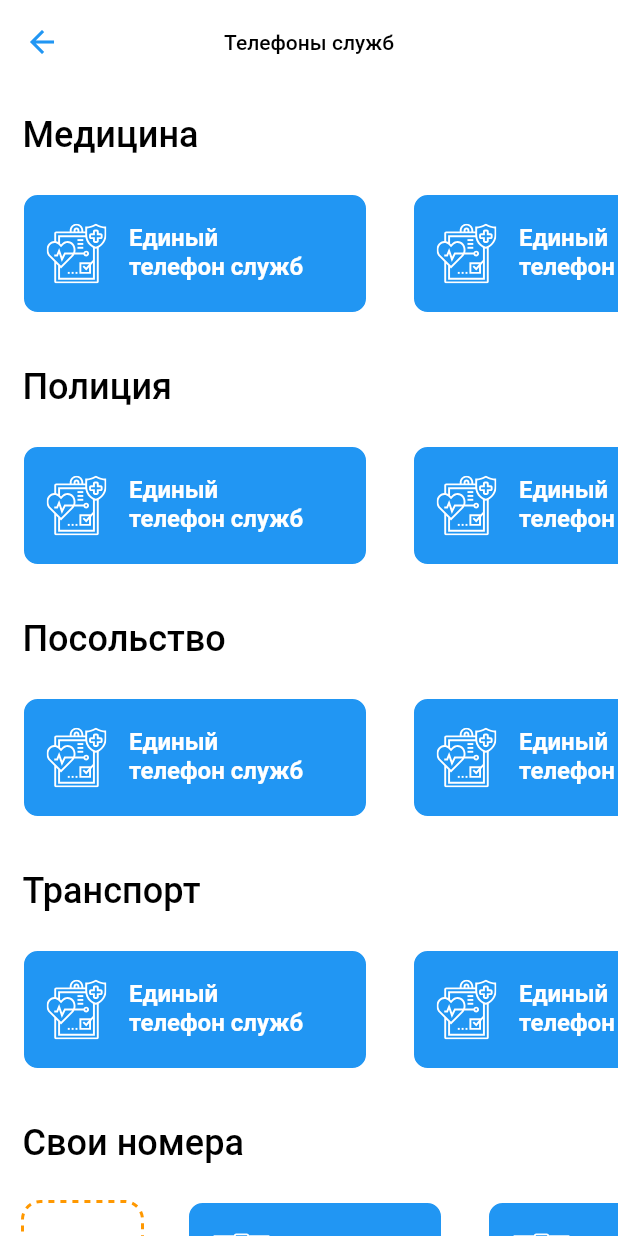
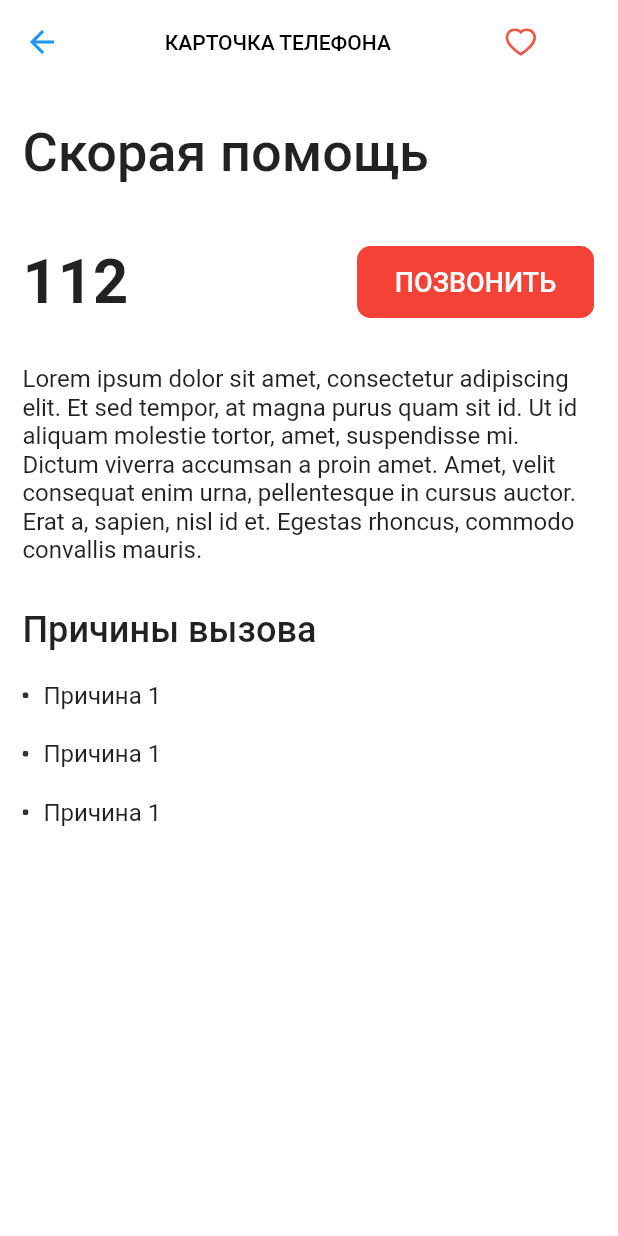
Before and after one commit to Nekori228/VS-main, a Flutter app: the Phone screen opened by its route, after a tap on "Единый телефон служб", on a phone screen of 412 x 824 dp. Run offline on Flutter 3.47's test engine with Material 2 defaults, Android fonts, the phone set to English and light mode, and no system bars; drawn by our look-alikes of dotted_border; our stand-ins replace flutter_svg.

Commit message:
Add window phoneServices

```diff
--- a/lib/main.dart
+++ b/lib/main.dart
@@ -5,6 +5,7 @@ import 'package:untitled/pages/routeCatalog.dart';
 import 'package:untitled/pages/language.dart';
 import 'package:untitled/pages/travel.dart';
 import 'package:untitled/pages/museum.dart';
+import 'package:untitled/pages/phoneServices.dart';
 
 void main() => runApp(MaterialApp(
 initialRoute: '/',
@@ -15,5 +16,6 @@ initialRoute: '/',
         '/language': (context) => Language(),
         '/travel': (context) => Travel(),
         '/museum': (context) => Museum(),
+        '/services': (context) => Services(),
   },
     ));
--- a/lib/pages/phone.dart
+++ b/lib/pages/phone.dart
@@ -15,7 +15,7 @@ class Phone extends StatelessWidget {
           centerTitle: true,
           backgroundColor: Colors.white,
           title: Text(
-            'Телефоны служб',
+            'ТЕЛЕФОНЫ СЛУБЖ',
             style: TextStyle(color: Colors.black, fontSize: 14),
           ),
         ),
@@ -35,7 +35,9 @@ class Phone extends StatelessWidget {
                 ),
               ),
             ),
-            Container(child: Scroll()),
+            Container(
+                child: Scroll()
+            ),
             Padding(
               padding: EdgeInsets.fromLTRB(15, 20, 0, 10),
               child: Align(
@@ -115,10 +117,9 @@ class Scroll extends StatelessWidget {
         SingleChildScrollView(
             scrollDirection: Axis.horizontal,
             child: Row(children: <Widget>[
-              // Text('Медицина', style: TextStyle(color: Colors.black, fontSize: 30),),
               GestureDetector(
                 onTap: () {
-                  // Navigator.pushNamed(context, '/museum');
+                  Navigator.pushNamed(context, '/services');
                 },
                 child: Container(
                   decoration: BoxDecoration(
@@ -153,7 +154,7 @@ class Scroll extends StatelessWidget {
               ),
               GestureDetector(
                 onTap: () {
-                  // Navigator.pushNamed(context, '/museum');
+                  Navigator.pushNamed(context, '/services');
                 },
                 child: Container(
                   decoration: BoxDecoration(
@@ -207,10 +208,9 @@ class _NumberState extends State<Number> {
         SingleChildScrollView(
             scrollDirection: Axis.horizontal,
             child: Row(children: <Widget>[
-              // Text('Медицина', style: TextStyle(color: Colors.black, fontSize: 30),),
               GestureDetector(
                 onTap: () {
-                  // Navigator.pushNamed(context, '/museum');
+                  // Navigator.pushNamed(context, '/services');
                 },
                 child: Container(
                   child: DottedBorder(
@@ -239,7 +239,6 @@ class _NumberState extends State<Number> {
               ),
               GestureDetector(
                 onTap: () {
-                  // Navigator.pushNamed(context, '/museum');
                 },
                 child: Container(
                   decoration: BoxDecoration(
@@ -273,7 +272,6 @@ class _NumberState extends State<Number> {
               ),
               GestureDetector(
                 onTap: () {
-                  // Navigator.pushNamed(context, '/museum');
                 },
                 child: Container(
                   decoration: BoxDecoration(
--- /dev/null
+++ b/lib/pages/phoneServices.dart
@@ -0,0 +1,138 @@
+import 'package:flutter/material.dart';
+import 'package:flutter_svg/flutter_svg.dart';
+
+class Services extends StatelessWidget {
+  const Services({Key? key}) : super(key: key);
+
+  @override
+  Widget build(BuildContext context) {
+    return Scaffold(
+      backgroundColor: Colors.white,
+      appBar: AppBar(
+        elevation: 0,
+        iconTheme: IconThemeData(color: Colors.blue),
+        centerTitle: true,
+        backgroundColor: Colors.white,
+        title: Row(
+            mainAxisAlignment: MainAxisAlignment.spaceAround,
+            children: <Widget>[
+              Text(
+                'КАРТОЧКА ТЕЛЕФОНА',
+                style: TextStyle(color: Colors.black, fontSize: 14),
+              ),
+              SvgPicture.asset('assets/images/love.svg'),
+            ]),
+      ),
+      body: SingleChildScrollView(
+        scrollDirection: Axis.vertical,
+        child: Column(
+          children: [
+            Row(children: [Container(child: Help())]),
+            Padding(
+              padding: EdgeInsets.fromLTRB(15, 40, 15, 30),
+              child: Row(
+                mainAxisAlignment: MainAxisAlignment.spaceBetween,
+                children: [
+                  Text(
+                    '112',
+                    style: TextStyle(fontSize: 41, fontWeight: FontWeight.bold),
+                  ),
+                  Container(
+                    decoration: BoxDecoration(
+                        borderRadius: BorderRadius.circular(10),
+                        border: Border.all(color: Colors.white),
+                        color: Colors.red),
+                    height: 50,
+                    width: 160,
+                    child: Row(
+                      mainAxisAlignment: MainAxisAlignment.center,
+                      children: [
+                        Text(
+                          'ПОЗВОНИТЬ',
+                          style: TextStyle(
+                              fontSize: 18,
+                              fontWeight: FontWeight.w500,
+                              color: Colors.white),
+                        ),
+                      ],
+                    ),
+                  )
+                ],
+              ),
+            ),
+            Padding(
+              padding: EdgeInsets.fromLTRB(15, 0, 15, 30),
+              child: Text(
+                "Lorem ipsum dolor sit amet, consectetur adipiscing elit. "
+                "Et sed tempor, at magna purus quam sit id. Ut id aliquam molestie tortor, "
+                "amet, suspendisse mi. Dictum viverra accumsan a proin amet. "
+                "Amet, velit consequat enim urna, pellentesque in cursus auctor. "
+                "Erat a, sapien, nisl id et. Egestas rhoncus, commodo convallis mauris. ",
+                style: TextStyle(fontSize: 16),
+                textAlign: TextAlign.start,
+              ),
+            ),
+            Padding(
+              padding: EdgeInsets.fromLTRB(15, 0, 0, 0),
+              child: Row(
+                children: [
+                  Text(
+                    "Причины вызова",
+                    style: TextStyle(fontSize: 24, fontWeight: FontWeight.w500),
+                  ),
+                ],
+              ),
+            ),
+            Column(
+              children: [Ellipse(), Ellipse(), Ellipse()],
+            )
+          ],
+        ),
+      ),
+    );
+  }
+}
+
+class Ellipse extends StatefulWidget {
+  const Ellipse({Key? key}) : super(key: key);
+
+  @override
+  State<Ellipse> createState() => _EllipseState();
+}
+
+class _EllipseState extends State<Ellipse> {
+  @override
+  Widget build(BuildContext context) {
+    return Padding(
+      padding: EdgeInsets.fromLTRB(15, 20, 0, 0),
+      child: Row(children: [
+        Padding(
+            padding: EdgeInsets.fromLTRB(0, 0, 10, 0),
+            child: SvgPicture.asset('assets/images/ellipse.svg')),
+        Text(
+          "Причина 1",
+          style: TextStyle(fontSize: 16),
+        ),
+      ]),
+    );
+  }
+}
+
+class Help extends StatefulWidget {
+  const Help({Key? key}) : super(key: key);
+
+  @override
+  State<Help> createState() => _HelpState();
+}
+
+class _HelpState extends State<Help> {
+  @override
+  Widget build(BuildContext context) {
+    return Padding(
+        padding: EdgeInsets.fromLTRB(15, 25, 0, 0),
+        child: Text(
+          'Скорая помощь',
+          style: TextStyle(fontSize: 36, fontWeight: FontWeight.w500),
+        ));
+  }
+}
```
Also changed, not shown: assets/images/ellipse.svg (added), assets/images/love.svg (added).
